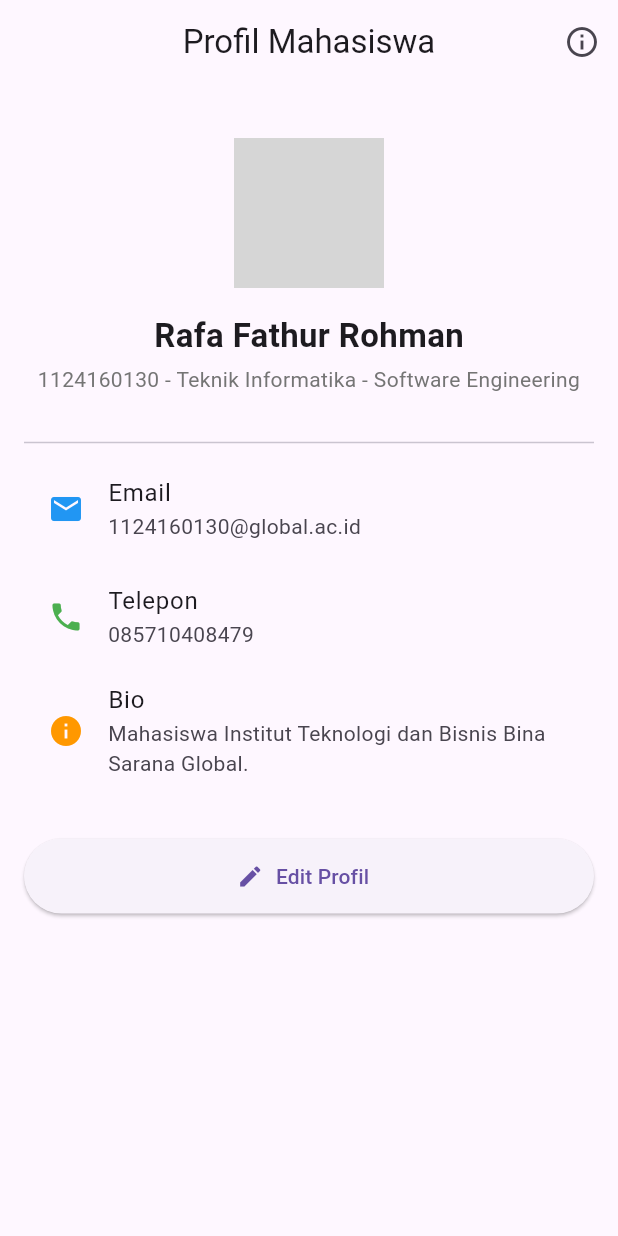
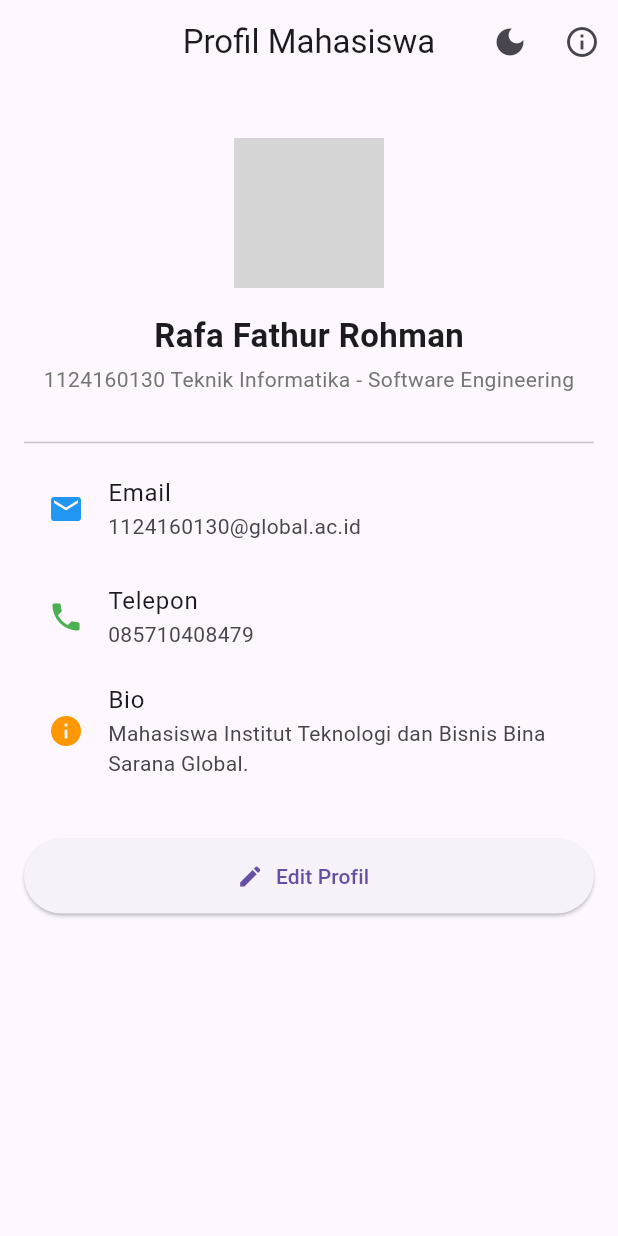
Before and after one commit to rapp-afk/uts-pml-1124160130, a Flutter app: the screen it shows after launch, on a phone screen of 412 x 824 dp. Run offline on Flutter 3.47's test engine with Material 3 defaults, Android fonts, the phone set to English and light mode, and no system bars; network calls fail; grey boxes are pictures that could not be loaded.

Commit message:
feat: menambahkan fitur ganti tema dark dan light mode

```diff
--- a/soal2-profil-app/lib/main.dart
+++ b/soal2-profil-app/lib/main.dart
@@ -5,8 +5,21 @@ void main() {
   runApp(const MyApp());
 }
 
-class MyApp extends StatelessWidget {
+class MyApp extends StatefulWidget {
   const MyApp({super.key});
+
+  @override
+  State<MyApp> createState() => _MyAppState();
+}
+
+class _MyAppState extends State<MyApp> {
+  bool _isDarkMode = false;
+
+  void _toggleTheme() {
+    setState(() {
+      _isDarkMode = !_isDarkMode;
+    });
+  }
 
   @override
   Widget build(BuildContext context) {
@@ -14,10 +27,20 @@ class MyApp extends StatelessWidget {
       title: 'Aplikasi Profil Mahasiswa',
       debugShowCheckedModeBanner: false,
       theme: ThemeData(
+        brightness: Brightness.light,
         primarySwatch: Colors.blue,
         useMaterial3: true,
       ),
-      home: const ProfilePage(),
+      darkTheme: ThemeData(
+        brightness: Brightness.dark,
+        primarySwatch: Colors.blue,
+        useMaterial3: true,
+      ),
+      themeMode: _isDarkMode ? ThemeMode.dark : ThemeMode.light,
+      home: ProfilePage(
+        onThemeChanged: _toggleTheme,
+        isDarkMode: _isDarkMode,
+      ),
     );
   }
 }
--- a/soal2-profil-app/lib/screens/profile_page.dart
+++ b/soal2-profil-app/lib/screens/profile_page.dart
@@ -4,7 +4,14 @@ import 'edit_profile_page.dart';
 import 'about_page.dart';
 
 class ProfilePage extends StatefulWidget {
-  const ProfilePage({super.key});
+  final VoidCallback onThemeChanged;
+  final bool isDarkMode;
+
+  const ProfilePage({
+    super.key,
+    required this.onThemeChanged,
+    required this.isDarkMode,
+  });
 
   @override
   State<ProfilePage> createState() => _ProfilePageState();
@@ -28,6 +35,11 @@ class _ProfilePageState extends State<ProfilePage> {
         title: const Text('Profil Mahasiswa'),
         centerTitle: true,
         actions: [
+          IconButton(
+            icon: Icon(widget.isDarkMode ? Icons.light_mode : Icons.dark_mode),
+            tooltip: 'Ganti Tema',
+            onPressed: widget.onThemeChanged,
+          ),
           IconButton(
             icon: const Icon(Icons.info_outline),
             tooltip: 'Tentang Aplikasi',
@@ -60,7 +72,7 @@ class _ProfilePageState extends State<ProfilePage> {
             ),
             const SizedBox(height: 4),
             Text(
-              "${userProfile.nim} - ${userProfile.major}",
+              "${userProfile.nim} ${userProfile.major}",
               textAlign: TextAlign.center,
               style: TextStyle(
                 fontSize: 14,
```
